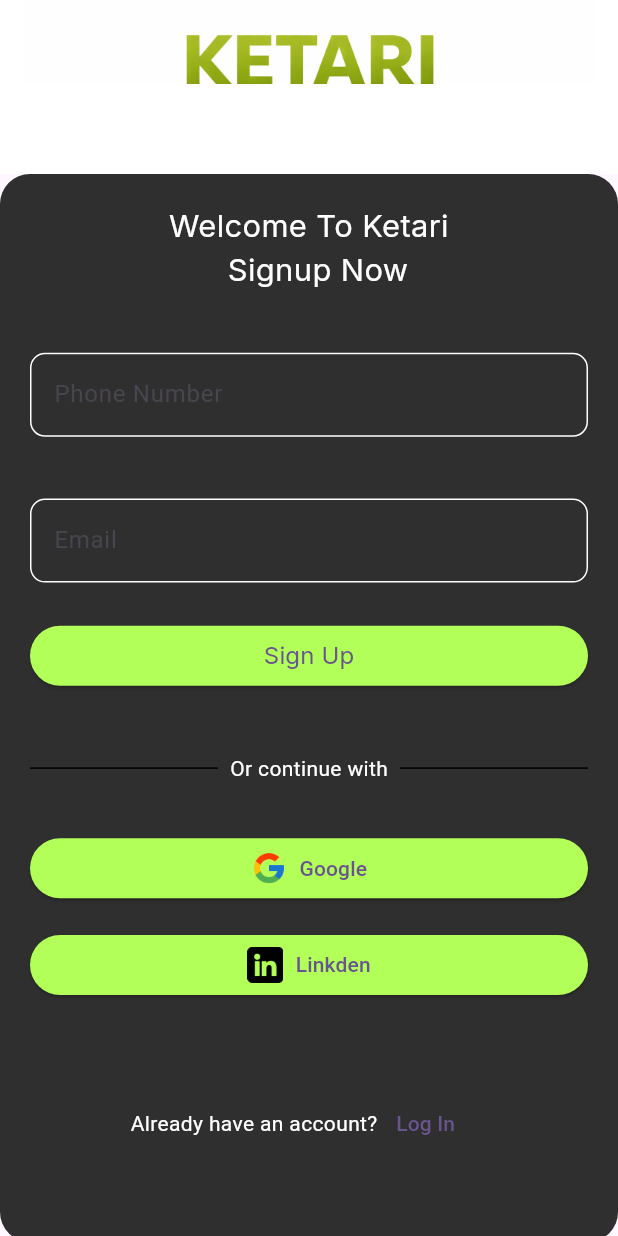
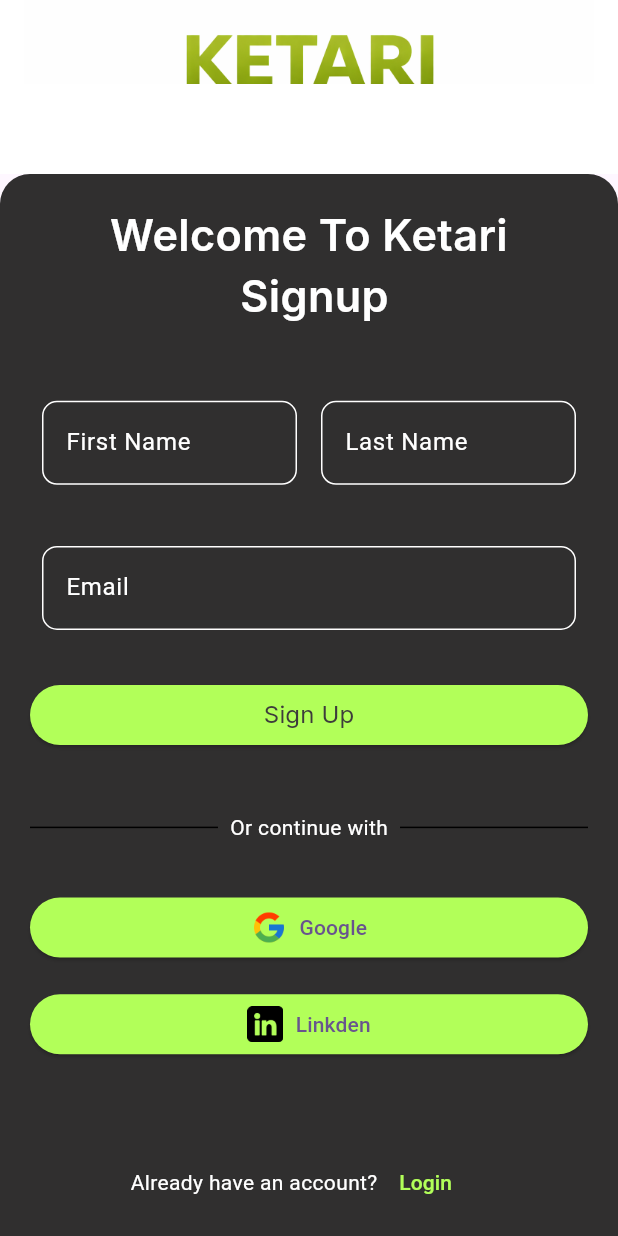
Before and after one commit to isru24/Ketari, a Flutter app: the screen it shows after launch, on a phone screen of 412 x 824 dp. Run offline on Flutter 3.47's test engine with Material 3 defaults, Android fonts, the phone set to English and light mode, and no system bars; our stand-ins replace device_preview, get, google_fonts.

Commit message:
modified:   Ketari-Front/ketari/lib/main.dart 	modified:   Ketari-Front/ketari/lib/pages/login.dart 	modified:   Ketari-Front/ketari/lib/pages/signup.dart 	modified:   Ketari-Front/ketari/pubspec.lock 	modified:   Ketari-Front/ketari/pubspec.yaml

```diff
--- a/Ketari-Front/ketari/lib/pages/signup.dart
+++ b/Ketari-Front/ketari/lib/pages/signup.dart
@@ -1,16 +1,21 @@
 import 'package:flutter/material.dart';
+import 'package:get/get.dart';
+import 'package:get/get_core/src/get_main.dart';
 import 'package:google_fonts/google_fonts.dart';
+import 'package:ketari/pages/login.dart';
 
 class Signup extends StatelessWidget {
   const Signup({super.key});
 
   @override
   Widget build(BuildContext context) {
-    final phoneController = TextEditingController();
+    final firstnameController = TextEditingController();
     final emailController = TextEditingController();
+    final lastnameController = TextEditingController();
     final size = MediaQuery.of(context).size;
     return Scaffold(
       appBar: AppBar(
+        automaticallyImplyLeading: false,
         backgroundColor: Colors.white,
         title: Padding(
           padding: const EdgeInsets.only(top: 20),
@@ -27,6 +32,7 @@ class Signup extends StatelessWidget {
       ),
       body: SingleChildScrollView(
         child: Container(
+          height: MediaQuery.of(context).size.height,
           decoration: BoxDecoration(
             borderRadius: BorderRadius.circular(20),
             color: const Color.fromARGB(255, 48, 47, 47),
@@ -37,26 +43,48 @@ class Signup extends StatelessWidget {
               children: [
                 Text(
                   'Welcome To Ketari\n'
-                  '  Signup Now',
+                  ' Signup ',
                   textAlign: TextAlign.center,
                   style: GoogleFonts.getFont(
                     'Inter',
-                    fontSize: size.width * 0.05,
-                    fontWeight: FontWeight.w400,
+                    fontSize: size.width * 0.07,
+                    fontWeight: FontWeight.w600,
                     color: Colors.white,
                   ),
                 ),
                 SizedBox(height: size.height * 0.05),
-                ReusableTextField(
-                  controller: phoneController,
-                  hint: "Phone Number",
-                  keyboardtype: TextInputType.phone,
+                Row(
+                  children: [
+                    Expanded(
+                      child: Padding(
+                        padding: const EdgeInsets.all(8.0),
+                        child: ReusableTextField(
+                          controller: firstnameController,
+                          hint: "First Name",
+                          keyboardtype: TextInputType.phone,
+                        ),
+                      ),
+                    ),
+                    Expanded(
+                      child: Padding(
+                        padding: const EdgeInsets.all(8.0),
+                        child: ReusableTextField(
+                          controller: lastnameController,
+                          hint: "Last Name",
+                          keyboardtype: TextInputType.text,
+                        ),
+                      ),
+                    ),
+                  ],
                 ),
-                SizedBox(height: size.height * 0.05),
-                ReusableTextField(
-                  controller: emailController,
-                  hint: "Email",
-                  keyboardtype: TextInputType.text,
+                SizedBox(height: size.height * 0.03),
+                Padding(
+                  padding: const EdgeInsets.all(8.0),
+                  child: ReusableTextField(
+                    controller: emailController,
+                    hint: "Email",
+                    keyboardtype: TextInputType.text,
+                  ),
                 ),
                 SizedBox(height: size.height * 0.03),
                 ElevatedButton(
@@ -72,6 +100,7 @@ class Signup extends StatelessWidget {
                         style: GoogleFonts.inter(
                           fontSize: 16,
                           fontWeight: FontWeight.w400,
+                          color: const Color.fromARGB(255, 61, 59, 59),
                         ),
                       ),
                     ],
@@ -148,13 +177,17 @@ class Signup extends StatelessWidget {
                     Padding(
                       padding: const EdgeInsets.only(left: 0.1),
                       child: TextButton(
-                        onPressed: () {},
-                        child: Text('Log In'),
+                        onPressed: () async {
+                          await Get.to(() => Login());
+                        },
+                        child: Text(
+                          'Login',
+                          style: TextStyle(color: Colors.lightGreenAccent),
+                        ),
                       ),
                     ),
                   ],
                 ),
-                SizedBox(height: 35),
               ],
             ),
           ),
@@ -188,11 +221,13 @@ class ReusableTextField extends StatelessWidget {
         ),
         focusedBorder: OutlineInputBorder(
           borderRadius: BorderRadius.circular(10),
-          borderSide: BorderSide(color: Colors.black),
+          borderSide: BorderSide(color: Colors.lightGreenAccent),
         ),
+        hintStyle: TextStyle(color: Colors.white),
         hintText: hint,
       ),
       keyboardType: keyboardtype,
+      style: TextStyle(color: Colors.white),
     );
   }
 }
--- a/Ketari-Front/ketari/pubspec.yaml
+++ b/Ketari-Front/ketari/pubspec.yaml
@@ -35,6 +35,7 @@ dependencies:
   # Use with the CupertinoIcons class for iOS style icons.
   cupertino_icons: ^1.0.8
   google_fonts: ^6.3.3
+  get: ^4.7.3
   device_preview: ^1.3.1
   http: ^1.6.0
 
```
Also changed, not shown: Ketari-Front/ketari/lib/main.dart (+2 -47 lines), Ketari-Front/ketari/lib/pages/login.dart (+208 -0 lines), Ketari-Front/ketari/pubspec.lock.
